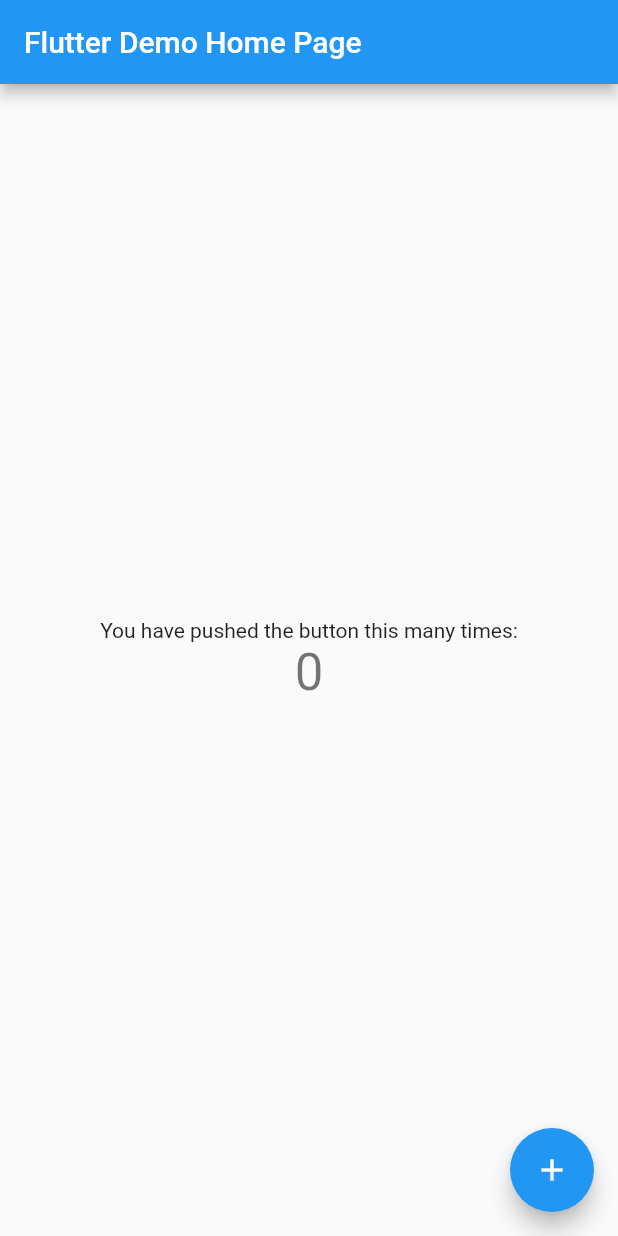
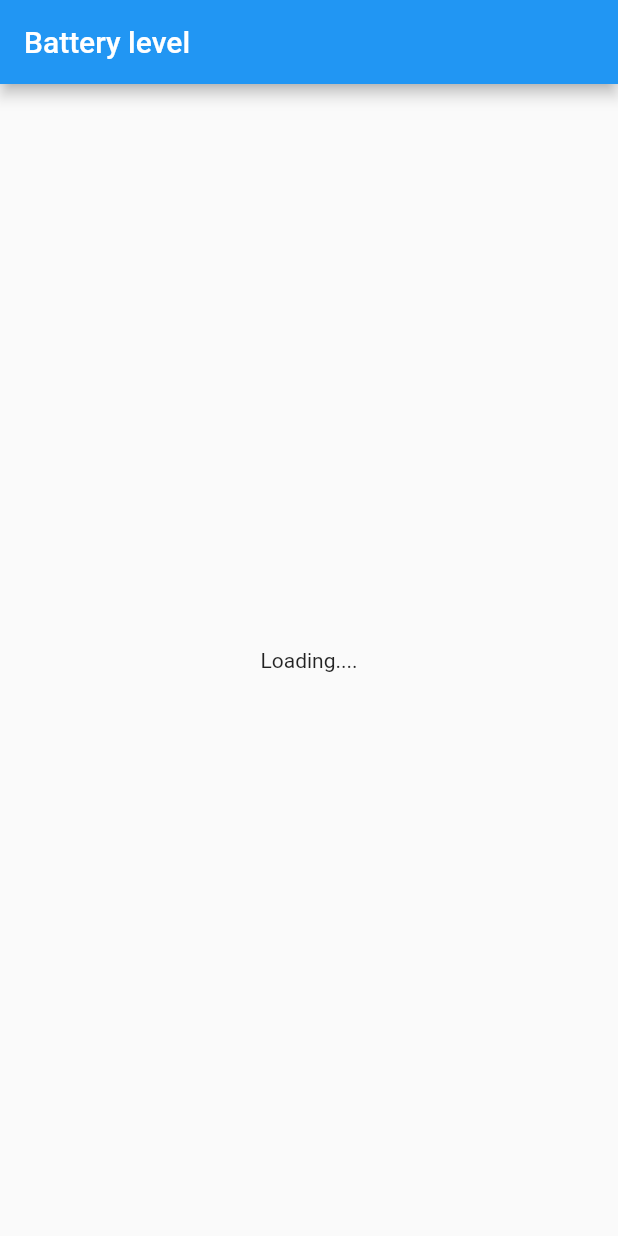
Before and after one commit to khsh90/nativecode, a Flutter app: the screen it shows after launch, on a phone screen of 412 x 824 dp. Run offline on Flutter 3.47's test engine with Material 2 defaults, Android fonts, the phone set to English and light mode, and no system bars.

Commit message:
change main page to loading and add initstae

```diff
--- a/lib/main.dart
+++ b/lib/main.dart
@@ -5,25 +5,12 @@ void main() {
 }
 
 class MyApp extends StatelessWidget {
-  // This widget is the root of your application.
   @override
   Widget build(BuildContext context) {
     return MaterialApp(
       title: 'Flutter Demo',
       theme: ThemeData(
-        // This is the theme of your application.
-        //
-        // Try running your application with "flutter run". You'll see the
-        // application has a blue toolbar. Then, without quitting the app, try
-        // changing the primarySwatch below to Colors.green and then invoke
-        // "hot reload" (press "r" in the console where you ran "flutter run",
-        // or simply save your changes to "hot reload" in a Flutter IDE).
-        // Notice that the counter didn't reset back to zero; the application
-        // is not restarted.
         primarySwatch: Colors.blue,
-        // This makes the visual density adapt to the platform that you run
-        // the app on. For desktop platforms, the controls will be smaller and
-        // closer together (more dense) than on mobile platforms.
         visualDensity: VisualDensity.adaptivePlatformDensity,
       ),
       home: MyHomePage(title: 'Flutter Demo Home Page'),
@@ -34,15 +21,6 @@ class MyApp extends StatelessWidget {
 class MyHomePage extends StatefulWidget {
   MyHomePage({Key key, this.title}) : super(key: key);
 
-  // This widget is the home page of your application. It is stateful, meaning
-  // that it has a State object (defined below) that contains fields that affect
-  // how it looks.
-
-  // This class is the configuration for the state. It holds the values (in this
-  // case the title) provided by the parent (in this case the App widget) and
-  // used by the build method of the State. Fields in a Widget subclass are
-  // always marked "final".
-
   final String title;
 
   @override
@@ -50,68 +28,19 @@ class MyHomePage extends StatefulWidget {
 }
 
 class _MyHomePageState extends State<MyHomePage> {
-  int _counter = 0;
-
-  void _incrementCounter() {
-    setState(() {
-      // This call to setState tells the Flutter framework that something has
-      // changed in this State, which causes it to rerun the build method below
-      // so that the display can reflect the updated values. If we changed
-      // _counter without calling setState(), then the build method would not be
-      // called again, and so nothing would appear to happen.
-      _counter++;
-    });
+  @override
+  void initState() {
+    // TODO: implement initState
   }
-
   @override
   Widget build(BuildContext context) {
-    // This method is rerun every time setState is called, for instance as done
-    // by the _incrementCounter method above.
-    //
-    // The Flutter framework has been optimized to make rerunning build methods
-    // fast, so that you can just rebuild anything that needs updating rather
-    // than having to individually change instances of widgets.
     return Scaffold(
       appBar: AppBar(
-        // Here we take the value from the MyHomePage object that was created by
-        // the App.build method, and use it to set our appbar title.
-        title: Text(widget.title),
+        title: Text('Battery level'),
       ),
       body: Center(
-        // Center is a layout widget. It takes a single child and positions it
-        // in the middle of the parent.
-        child: Column(
-          // Column is also a layout widget. It takes a list of children and
-          // arranges them vertically. By default, it sizes itself to fit its
-          // children horizontally, and tries to be as tall as its parent.
-          //
-          // Invoke "debug painting" (press "p" in the console, choose the
-          // "Toggle Debug Paint" action from the Flutter Inspector in Android
-          // Studio, or the "Toggle Debug Paint" command in Visual Studio Code)
-          // to see the wireframe for each widget.
-          //
-          // Column has various properties to control how it sizes itself and
-          // how it positions its children. Here we use mainAxisAlignment to
-          // center the children vertically; the main axis here is the vertical
-          // axis because Columns are vertical (the cross axis would be
-          // horizontal).
-          mainAxisAlignment: MainAxisAlignment.center,
-          children: <Widget>[
-            Text(
-              'You have pushed the button this many times:',
-            ),
-            Text(
-              '$_counter',
-              style: Theme.of(context).textTheme.headline4,
-            ),
-          ],
-        ),
+        child: Text('Loading....'),
       ),
-      floatingActionButton: FloatingActionButton(
-        onPressed: _incrementCounter,
-        tooltip: 'Increment',
-        child: Icon(Icons.add),
-      ), // This trailing comma makes auto-formatting nicer for build methods.
     );
   }
 }
```
